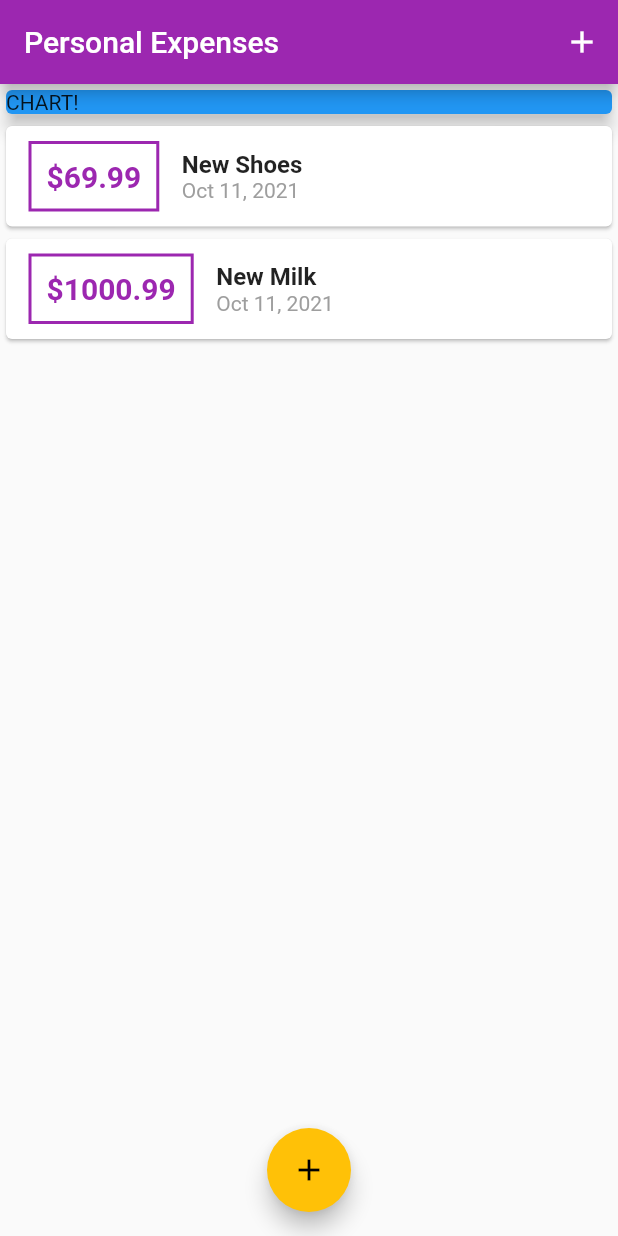
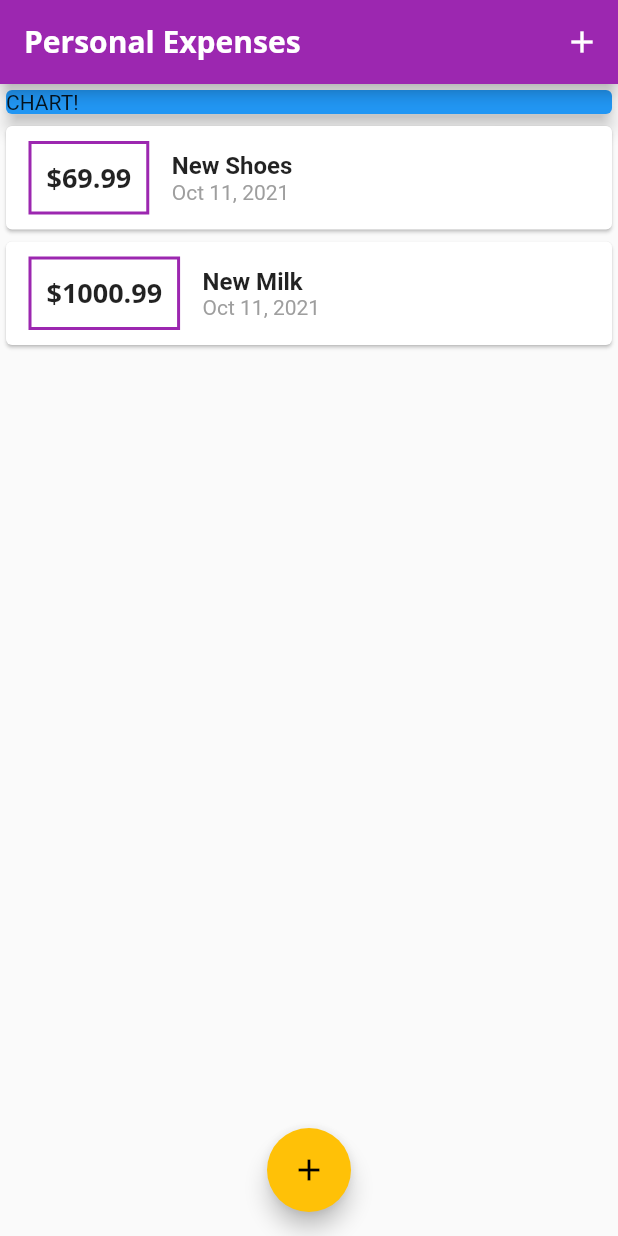
Before and after one commit to HHHMHA/expense-tracker, a Flutter app: the screen it shows after launch, on a phone screen of 412 x 824 dp. Run offline on Flutter 3.47's test engine with Material 2 defaults, Android fonts, the phone set to English and light mode, and no system bars.

Commit message:
Add Fonts To Theme

```diff
--- a/lib/common/themes.dart
+++ b/lib/common/themes.dart
@@ -4,5 +4,22 @@
   static final ThemeData mainTheme = ThemeData(
     primarySwatch: Colors.purple,
     accentColor: Colors.amber,
+    fontFamily: 'Quicksand',
+    textTheme: ThemeData.light().textTheme.copyWith(
+          headline6: TextStyle(
+            fontFamily: 'OpenSans',
+            fontSize: 18,
+            fontWeight: FontWeight.bold,
+          ),
+        ),
+    appBarTheme: AppBarTheme(
+      textTheme: ThemeData.light().textTheme.copyWith(
+            headline6: TextStyle(
+              fontFamily: 'OpenSans',
+              fontSize: 20,
+              fontWeight: FontWeight.bold,
+            ),
+          ),
+    ),
   );
 }
--- a/lib/main.dart
+++ b/lib/main.dart
@@ -35,7 +35,9 @@
   Widget build(BuildContext context) {
     return Scaffold(
       appBar: AppBar(
-        title: Text('Personal Expenses'),
+        title: Text(
+          'Personal Expenses',
+        ),
         actions: [
           IconButton(
             icon: Icon(Icons.add),
--- a/lib/widgets/transaction_widget.dart
+++ b/lib/widgets/transaction_widget.dart
@@ -28,11 +28,7 @@
               padding: EdgeInsets.all(10),
               child: Text(
                 '\$${transaction.amount.toStringAsFixed(2)}',
-                style: TextStyle(
-                  fontWeight: FontWeight.bold,
-                  fontSize: 20,
-                  color: Theme.of(context).primaryColor,
-                ),
+                style: Theme.of(context).textTheme.headline6,
               )),
           Column(crossAxisAlignment: CrossAxisAlignment.start, children: [
             Text(transaction.title,
```
Also changed, not shown: pubspec.yaml (+11 -11 lines), assets/fonts/OpenSans-Bold.ttf (added), assets/fonts/OpenSans-Regular.ttf (added), assets/fonts/Quicksand-Bold.ttf (added), assets/fonts/Quicksand-Light.ttf (added), assets/fonts/Quicksand-Medium.ttf (added), assets/fonts/Quicksand-Regular.ttf (added).
